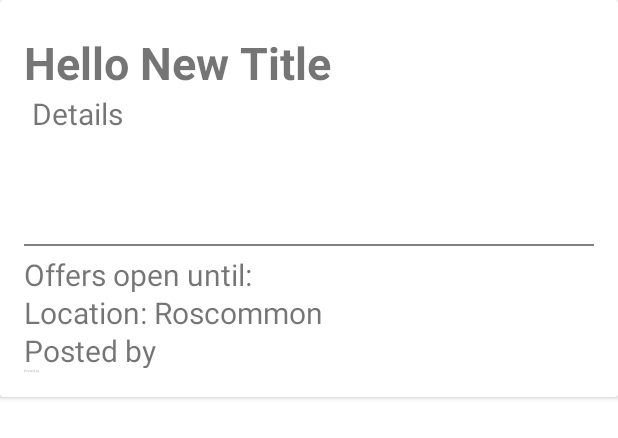
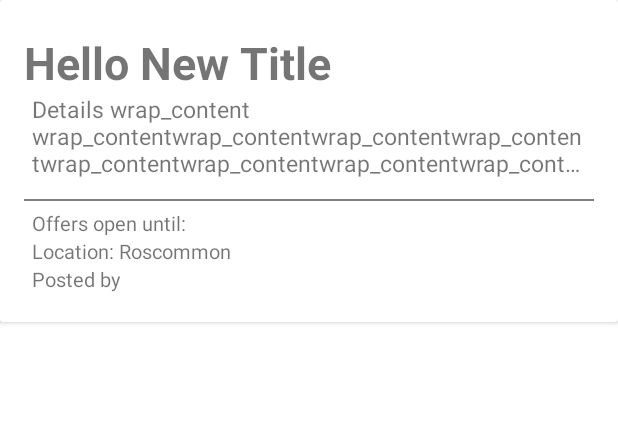
Before and after one commit to D-Byrne/FYP_App, an Android app: the layout recycler_card_view.xml on its own in the app's theme, with its tools: preview values and no code run, on a phone screen of 412 x 824 dp. Shown: the top 438 px of the screen. Run offline under Robolectric (Android 15) with nearby library versions, the phone set to English and light mode, and no system bars.

Commit message:
Changed cardView layout and font sizes. Added ellipse to the end of the details textView after 3 lines.

```diff
--- a/app/src/main/res/layout/recycler_card_view.xml
+++ b/app/src/main/res/layout/recycler_card_view.xml
@@ -29,10 +29,12 @@
             <TextView
                 android:id="@+id/list_request_details"
                 android:layout_width="wrap_content"
-                android:layout_height="90dp"
+                android:layout_height="60dp"
                 android:layout_margin="5dp"
-                android:textSize="20sp"
-                android:text="Details"/>
+                android:textSize="15sp"
+                android:ellipsize="end"
+                android:maxLines="3"
+                android:text="Details wrap_content wrap_contentwrap_contentwrap_contentwrap_contentwrap_contentwrap_contentwrap_contentwrap_contentwrap_contentwrap_contentwrap_contentwrap_contentwrap_contentwrap_contentwrap_content"/>
 
             <View
                 android:layout_width="match_parent"
@@ -44,22 +46,26 @@
             <TextView
                 android:id="@+id/list_request_deadline"
                 android:layout_width="wrap_content"
-                android:layout_height="25dp"
-                android:textSize="20sp"
+                android:layout_marginLeft="5dp"
+                android:layout_height="wrap_content"
+                android:textSize="13sp"
                 android:text="Offers open until:"/>
 
             <TextView
                 android:id="@+id/list_request_location"
                 android:layout_width="wrap_content"
-                android:layout_height="25dp"
-                android:textSize="20sp"
+                android:layout_marginLeft="5dp"
+                android:gravity=""
+                android:layout_height="wrap_content"
+                android:textSize="13sp"
                 android:text="Location: Roscommon"/>
 
             <TextView
                 android:id="@+id/list_request_poster_name"
                 android:layout_width="wrap_content"
-                android:layout_height="25dp"
-                android:textSize="20sp"
+                android:layout_marginLeft="5dp"
+                android:layout_height="wrap_content"
+                android:textSize="13sp"
                 android:text="Posted by"/>
 
             <TextView
@@ -67,7 +73,8 @@
                 android:layout_width="wrap_content"
                 android:layout_height="3dp"
                 android:textSize="2sp"
-                android:text="Posted by"/>
+                android:text=""
+                android:textColor="@color/white"/>
 
 
 
```
